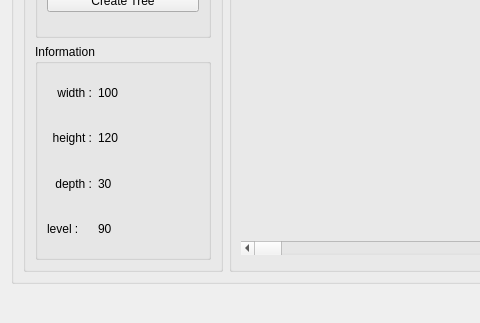
marvis/coseg, file AT3D/dialogs/finetuningdialog.ui: the form before one commit; both pictures show x 0 to 480 and y 456 to 779 of the 1025 by 779 pixel window.
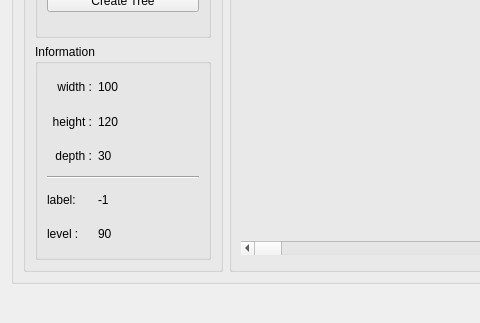
The form after the commit.

What changed in the file:
```diff
--- a/AT3D/dialogs/finetuningdialog.ui
+++ b/AT3D/dialogs/finetuningdialog.ui
@@ -126,29 +126,6 @@
             <string>Information</string>
            </property>
            <layout class="QGridLayout" name="gridLayout_2">
-            <item row="0" column="0">
-             <widget class="QLabel" name="widthLabel">
-              <property name="maximumSize">
-               <size>
-                <width>45</width>
-                <height>16777215</height>
-               </size>
-              </property>
-              <property name="text">
-               <string>width :</string>
-              </property>
-              <property name="alignment">
-               <set>Qt::AlignRight|Qt::AlignTrailing|Qt::AlignVCenter</set>
-              </property>
-             </widget>
-            </item>
-            <item row="0" column="1">
-             <widget class="QLabel" name="label_8">
-              <property name="text">
-               <string>100</string>
-              </property>
-             </widget>
-            </item>
             <item row="1" column="0">
              <widget class="QLabel" name="heightLabel">
               <property name="text">
@@ -159,13 +136,6 @@
               </property>
              </widget>
             </item>
-            <item row="1" column="1">
-             <widget class="QLabel" name="label_9">
-              <property name="text">
-               <string>120</string>
-              </property>
-             </widget>
-            </item>
             <item row="2" column="0">
              <widget class="QLabel" name="depthLabel">
               <property name="text">
@@ -176,27 +146,78 @@
               </property>
              </widget>
             </item>
-            <item row="2" column="1">
-             <widget class="QLabel" name="label_10">
+            <item row="3" column="0" colspan="2">
+             <widget class="Line" name="line">
+              <property name="orientation">
+               <enum>Qt::Horizontal</enum>
+              </property>
+             </widget>
+            </item>
+            <item row="4" column="0">
+             <widget class="QLabel" name="mainLabelLabel1">
               <property name="text">
-               <string>30</string>
+               <string>label:</string>
               </property>
              </widget>
             </item>
-            <item row="3" column="0">
-             <widget class="QLabel" name="levelLabel">
+            <item row="5" column="0">
+             <widget class="QLabel" name="levelLabel1">
               <property name="text">
                <string>level :</string>
               </property>
              </widget>
             </item>
-            <item row="3" column="1">
-             <widget class="QLabel" name="label_12">
+            <item row="5" column="1">
+             <widget class="QLabel" name="levelLabel2">
               <property name="text">
                <string>90</string>
               </property>
              </widget>
             </item>
+            <item row="4" column="1">
+             <widget class="QLabel" name="mainLabelLabel2">
+              <property name="text">
+               <string>-1</string>
+              </property>
+             </widget>
+            </item>
+            <item row="0" column="1">
+             <widget class="QLabel" name="widthLabel2">
+              <property name="text">
+               <string>100</string>
+              </property>
+             </widget>
+            </item>
+            <item row="2" column="1">
+             <widget class="QLabel" name="depthLabel2">
+              <property name="text">
+               <string>30</string>
+              </property>
+             </widget>
+            </item>
+            <item row="1" column="1">
+             <widget class="QLabel" name="heightLabel2">
+              <property name="text">
+               <string>120</string>
+              </property>
+             </widget>
+            </item>
+            <item row="0" column="0">
+             <widget class="QLabel" name="widthLabel1">
+              <property name="maximumSize">
+               <size>
+                <width>45</width>
+                <height>16777215</height>
+               </size>
+              </property>
+              <property name="text">
+               <string>width :</string>
+              </property>
+              <property name="alignment">
+               <set>Qt::AlignRight|Qt::AlignTrailing|Qt::AlignVCenter</set>
+              </property>
+             </widget>
+            </item>
            </layout>
           </widget>
          </item>
```
Left out of the diff: 5 changed lines with no effect on the pictures.
